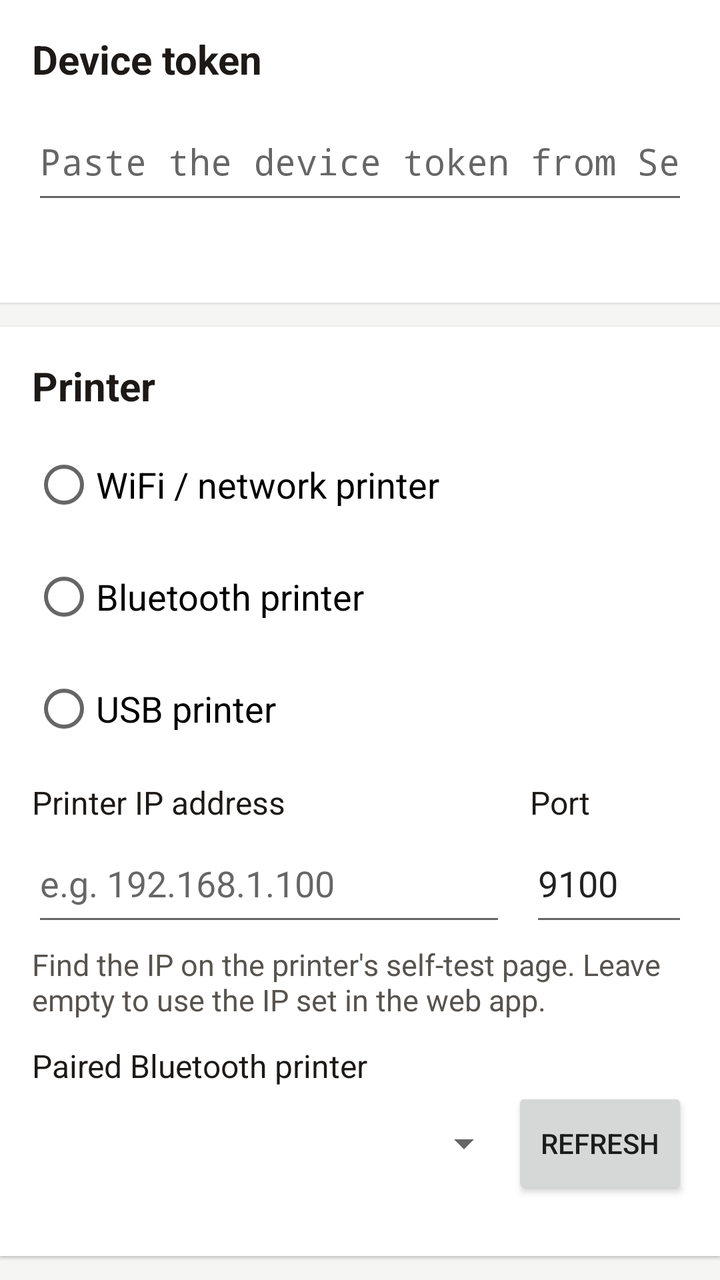
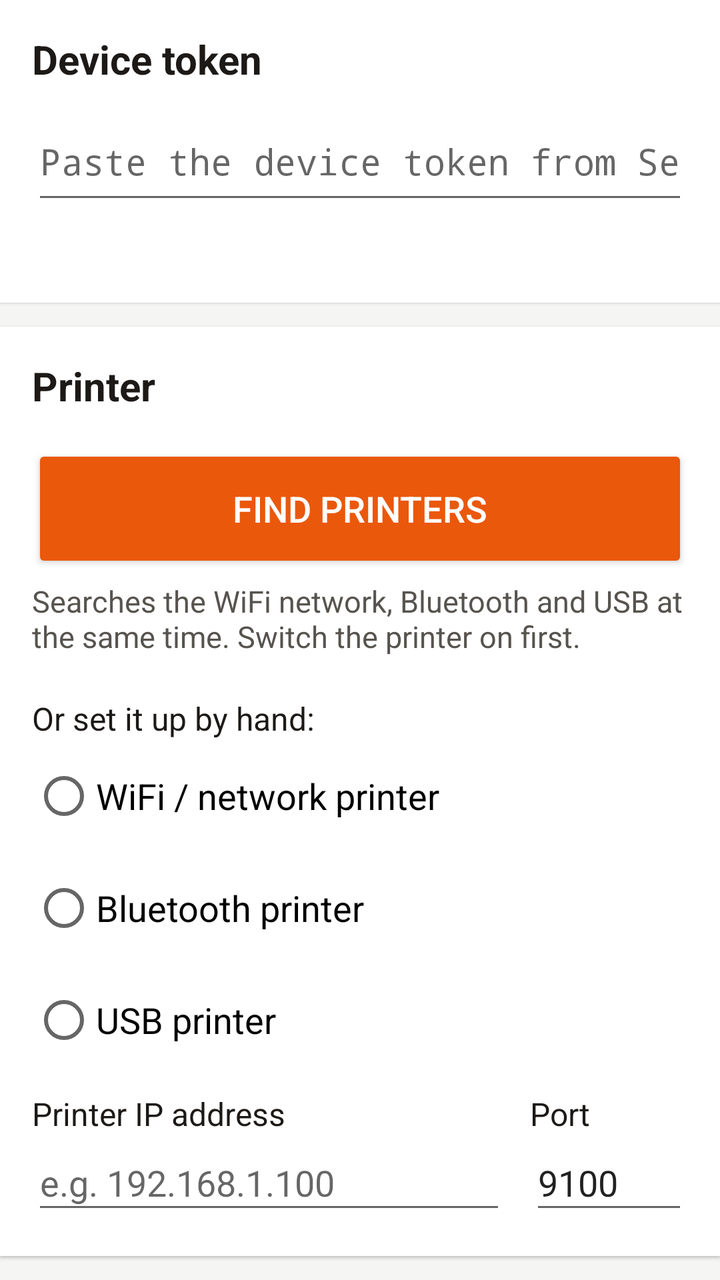

Compare the two renders of this Android layout. The source of the first and the diff that turns it into the second are given below.
<!-- AndroidManifest.xml: application theme AppTheme -->
<!-- res/layout/part_settings.xml -->
<?xml version="1.0" encoding="utf-8"?>
<LinearLayout xmlns:android="http://schemas.android.com/apk/res/android"
    android:layout_width="match_parent"
    android:layout_height="wrap_content"
    android:orientation="vertical">

    <LinearLayout style="@style/Card">
        <TextView style="@style/Heading" android:text="@string/section_connection" />
        <EditText
            android:id="@+id/token"
            style="@style/Field"
            android:hint="@string/token_hint"
            android:importantForAutofill="no"
            android:inputType="textPassword"
            android:maxLines="1" />
        <TextView android:id="@+id/tokenSaved" style="@style/Help" />
    </LinearLayout>

    <LinearLayout style="@style/Card">
        <TextView style="@style/Heading" android:text="@string/section_printer" />

        <RadioGroup
            android:id="@+id/mode"
            android:layout_width="match_parent"
            android:layout_height="wrap_content"
            android:orientation="vertical">
            <RadioButton android:id="@+id/modeLan" style="@style/Radio" android:text="@string/mode_lan" />
            <RadioButton android:id="@+id/modeBt" style="@style/Radio" android:text="@string/mode_bluetooth" />
            <RadioButton android:id="@+id/modeUsb" style="@style/Radio" android:text="@string/mode_usb" />
        </RadioGroup>

        <LinearLayout
            android:id="@+id/lanSection"
            android:layout_width="match_parent"
            android:layout_height="wrap_content"
            android:orientation="vertical">
            <LinearLayout
                android:layout_width="match_parent"
                android:layout_height="wrap_content"
                android:orientation="horizontal">
                <LinearLayout
                    android:layout_width="0dp"
                    android:layout_height="wrap_content"
                    android:layout_weight="3"
                    android:orientation="vertical">
                    <TextView style="@style/Label" android:text="@string/ip_label" />
                    <EditText
                        android:id="@+id/ip"
                        style="@style/Field"
                        android:digits="0123456789."
                        android:hint="@string/ip_hint"
                        android:importantForAutofill="no"
                        android:inputType="number|numberDecimal"
                        android:maxLines="1" />
                </LinearLayout>
                <LinearLayout
                    android:layout_width="0dp"
                    android:layout_height="wrap_content"
                    android:layout_marginStart="12dp"
                    android:layout_weight="1"
                    android:orientation="vertical">
                    <TextView style="@style/Label" android:text="@string/port_label" />
                    <EditText
                        android:id="@+id/port"
                        style="@style/Field"
                        android:importantForAutofill="no"
                        android:inputType="number"
                        android:maxLength="5"
                        android:maxLines="1"
                        android:text="9100" />
                </LinearLayout>
            </LinearLayout>
            <TextView style="@style/Help" android:text="@string/lan_help" />
        </LinearLayout>

        <LinearLayout
            android:id="@+id/btSection"
            android:layout_width="match_parent"
            android:layout_height="wrap_content"
            android:orientation="vertical">
            <TextView style="@style/Label" android:text="@string/bt_label" />
            <LinearLayout
                android:layout_width="match_parent"
                android:layout_height="wrap_content"
                android:gravity="center_vertical"
                android:orientation="horizontal">
                <Spinner
                    android:id="@+id/btDevice"
                    android:layout_width="0dp"
                    android:layout_height="wrap_content"
                    android:layout_weight="1"
                    android:minHeight="56dp" />
                <Button
                    android:id="@+id/btRefresh"
                    android:layout_width="wrap_content"
                    android:layout_height="wrap_content"
                    android:minHeight="56dp"
                    android:text="@string/refresh" />
            </LinearLayout>
            <TextView android:id="@+id/btHelp" style="@style/Help" android:text="@string/bt_help" />
        </LinearLayout>

        <LinearLayout
            android:id="@+id/usbSection"
            android:layout_width="match_parent"
            android:layout_height="wrap_content"
            android:orientation="vertical">
            <TextView style="@style/Label" android:text="@string/usb_label" />
            <LinearLayout
                android:layout_width="match_parent"
                android:layout_height="wrap_content"
                android:gravity="center_vertical"
                android:orientation="horizontal">
                <Spinner
                    android:id="@+id/usbDevice"
                    android:layout_width="0dp"
                    android:layout_height="wrap_content"
                    android:layout_weight="1"
                    android:minHeight="56dp" />
                <Button
                    android:id="@+id/usbRefresh"
                    android:layout_width="wrap_content"
                    android:layout_height="wrap_content"
                    android:minHeight="56dp"
                    android:text="@string/refresh" />
            </LinearLayout>
            <TextView style="@style/Help" android:text="@string/usb_help" />
        </LinearLayout>
    </LinearLayout>

    <LinearLayout style="@style/Card">
        <TextView style="@style/Heading" android:text="@string/battery_title" />
        <TextView android:id="@+id/batteryHelp" style="@style/Help" android:text="@string/battery_help" />
        <Button android:id="@+id/battery" style="@style/BigButton" android:text="@string/battery_button" />
    </LinearLayout>
</LinearLayout>
<!-- resources referenced by this layout -->
<resources>
  <string name="battery_button">Disable battery optimisation</string>
  <string name="battery_help">Tablets often stop apps in the background to save battery. Allow DTS Print Bridge to ignore battery optimisation so orders keep printing when the screen is off.</string>
  <string name="battery_title">Keep running in the background</string>
  <string name="bt_help">Pair the printer first in Android Settings › Bluetooth (PIN is often 0000 or 1234).</string>
  <string name="bt_label">Paired Bluetooth printer</string>
  <string name="ip_hint">e.g. 192.168.1.100</string>
  <string name="ip_label">Printer IP address</string>
  <string name="lan_help">Find the IP on the printer\'s self-test page. Leave empty to use the IP set in the web app.</string>
  <string name="mode_bluetooth">Bluetooth printer</string>
  <string name="mode_lan">WiFi / network printer</string>
  <string name="mode_usb">USB printer</string>
  <string name="port_label">Port</string>
  <string name="refresh">Refresh</string>
  <string name="section_connection">Device token</string>
  <string name="section_printer">Printer</string>
  <string name="token_hint">Paste the device token from Settings › Printers</string>
  <string name="usb_help">Connect the printer with a USB OTG cable and allow access when asked.</string>
  <string name="usb_label">USB printer</string>
  <style name="BigButton">
          <item name="android:layout_width">match_parent</item>
          <item name="android:layout_height">wrap_content</item>
          <item name="android:minHeight">64dp</item>
          <item name="android:textSize">18sp</item>
          <item name="android:layout_marginTop">8dp</item>
      </style>
  <style name="Field">
          <item name="android:layout_width">match_parent</item>
          <item name="android:layout_height">wrap_content</item>
          <item name="android:minHeight">56dp</item>
          <item name="android:textSize">18sp</item>
      </style>
  <style name="Heading">
          <item name="android:layout_width">wrap_content</item>
          <item name="android:layout_height">wrap_content</item>
          <item name="android:textSize">20sp</item>
          <item name="android:textStyle">bold</item>
          <item name="android:textColor">#1C1917</item>
          <item name="android:layout_marginBottom">8dp</item>
      </style>
  <style name="Label">
          <item name="android:layout_width">wrap_content</item>
          <item name="android:layout_height">wrap_content</item>
          <item name="android:textSize">16sp</item>
          <item name="android:textColor">#1C1917</item>
          <item name="android:layout_marginTop">8dp</item>
      </style>
  <style name="Radio">
          <item name="android:layout_width">match_parent</item>
          <item name="android:layout_height">wrap_content</item>
          <item name="android:minHeight">56dp</item>
          <item name="android:textSize">18sp</item>
      </style>
  <style name="AppTheme" parent="android:Theme.Material.Light.DarkActionBar">
          <item name="android:colorPrimary">@color/dts_orange</item>
          <item name="android:colorPrimaryDark">@color/dts_orange_dark</item>
          <item name="android:colorAccent">@color/dts_orange</item>
          <item name="android:windowBackground">@color/page_bg</item>
      </style>
  <color name="card_bg">#FFFFFF</color>
  <color name="muted">#57534E</color>
  <color name="dts_orange">#EA580C</color>
  <color name="dts_orange_dark">#C2410C</color>
  <color name="page_bg">#F5F5F4</color>
  <!-- unchanged entries left out for length: 2 -->
</resources>

<!-- the commit's change to res/layout/part_settings.xml (unified diff, before → after) -->
@@ -18,6 +18,21 @@
 
     <LinearLayout style="@style/Card">
         <TextView style="@style/Heading" android:text="@string/section_printer" />
+
+        <Button
+            android:id="@+id/findPrinters"
+            style="@style/BigButton"
+            android:backgroundTint="@color/dts_orange"
+            android:textColor="#FFFFFF"
+            android:text="@string/find_button" />
+        <TextView android:id="@+id/findStatus" style="@style/Help" android:text="@string/find_help" />
+        <LinearLayout
+            android:id="@+id/findResults"
+            android:layout_width="match_parent"
+            android:layout_height="wrap_content"
+            android:orientation="vertical" />
+
+        <TextView style="@style/Label" android:layout_marginTop="16dp" android:text="@string/find_or_manual" />
 
         <RadioGroup
             android:id="@+id/mode"
<!-- resource entries referenced after the edit -->
@@ -5,6 +5,9 @@
   <string name="battery_title">Keep running in the background</string>
   <string name="bt_help">Pair the printer first in Android Settings › Bluetooth (PIN is often 0000 or 1234).</string>
   <string name="bt_label">Paired Bluetooth printer</string>
+  <string name="find_button">Find printers</string>
+  <string name="find_help">Searches the WiFi network, Bluetooth and USB at the same time. Switch the printer on first.</string>
+  <string name="find_or_manual">Or set it up by hand:</string>
   <string name="ip_hint">e.g. 192.168.1.100</string>
   <string name="ip_label">Printer IP address</string>
   <string name="lan_help">Find the IP on the printer\'s self-test page. Leave empty to use the IP set in the web app.</string>
